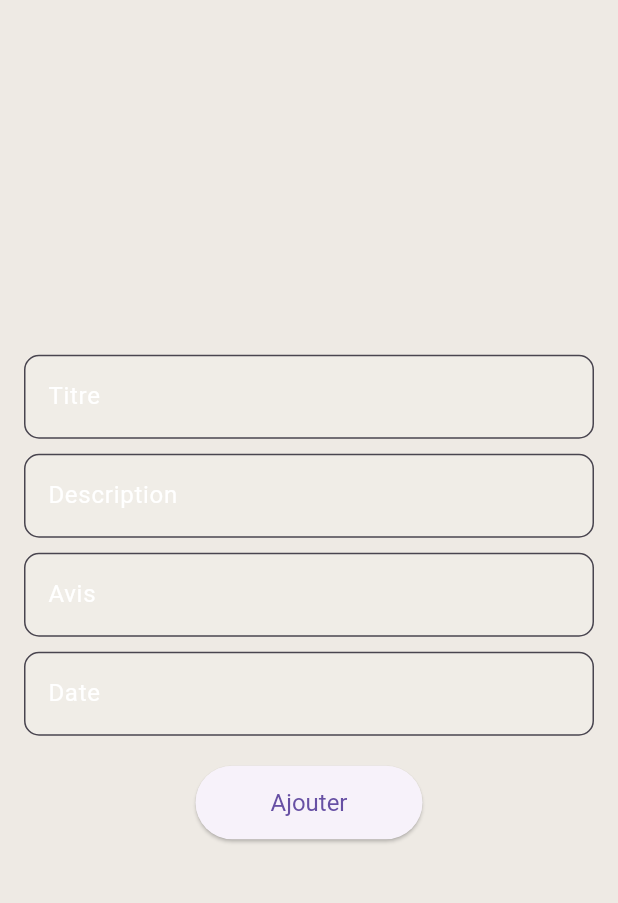
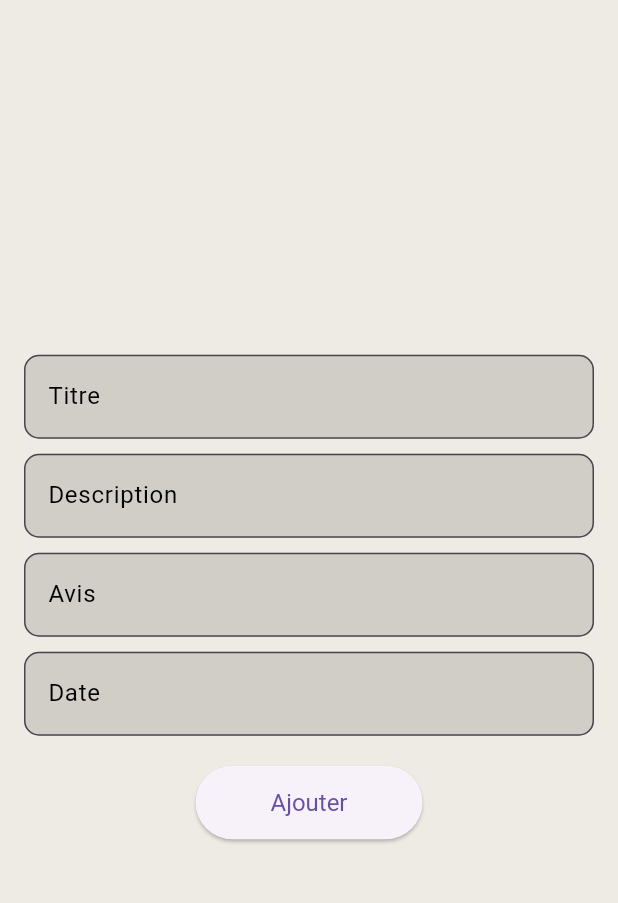
Before and after one commit to Kvn9/film-flutter, a Flutter app: the AddLoisirPage screen opened by its route, on a phone screen of 412 x 824 dp, the part 63-966 px from its top. Run offline on Flutter 3.47's test engine with Material 3 defaults, Android fonts, the light colour scheme and no system bars; our stand-ins replace google_fonts; Roboto replaces fonts that are missing (Numans).

Commit message:
Modification couleur du fond

```diff
--- a/mobile_front/lib/add_loisir_page.dart
+++ b/mobile_front/lib/add_loisir_page.dart
@@ -58,56 +58,56 @@ class _AddLoisirPageState extends State<AddLoisirPage> {
               controller: _titleController,
               decoration: InputDecoration(
                 labelText: 'Titre',
-                labelStyle: TextStyle(color: Colors.white),
+                labelStyle: TextStyle(color: Colors.black),
                 filled: true,
-                fillColor: Colors.white12,
+                fillColor: Colors.black12,
                 border: OutlineInputBorder(
                   borderRadius: BorderRadius.circular(10),
                 ),
               ),
-              style: TextStyle(color: Colors.white),
+              style: TextStyle(color: Colors.black),
             ),
             SizedBox(height: 10),
             TextField(
               controller: _descriptionController,
               decoration: InputDecoration(
                 labelText: 'Description',
-                labelStyle: TextStyle(color: Colors.white),
+                labelStyle: TextStyle(color: Colors.black),
                 filled: true,
-                fillColor: Colors.white12,
+                fillColor: Colors.black12,
                 border: OutlineInputBorder(
                   borderRadius: BorderRadius.circular(10),
                 ),
               ),
-              style: TextStyle(color: Colors.white),
+              style: TextStyle(color: Colors.black),
             ),
             SizedBox(height: 10),
             TextField(
               controller: _reviewController,
               decoration: InputDecoration(
                 labelText: 'Avis',
-                labelStyle: TextStyle(color: Colors.white),
+                labelStyle: TextStyle(color: Colors.black),
                 filled: true,
-                fillColor: Colors.white12,
+                fillColor: Colors.black12,
                 border: OutlineInputBorder(
                   borderRadius: BorderRadius.circular(10),
                 ),
               ),
-              style: TextStyle(color: Colors.white),
+              style: TextStyle(color: Colors.black),
             ),
             SizedBox(height: 10),
             TextField(
               controller: _dateController,
               decoration: InputDecoration(
                 labelText: 'Date',
-                labelStyle: TextStyle(color: Colors.white),
+                labelStyle: TextStyle(color: Colors.black),
                 filled: true,
-                fillColor: Colors.white12,
+                fillColor: Colors.black12,
                 border: OutlineInputBorder(
                   borderRadius: BorderRadius.circular(10),
                 ),
               ),
-              style: TextStyle(color: Colors.white),
+              style: TextStyle(color: Colors.black),
             ),
             SizedBox(height: 20),
             ElevatedButton(
--- a/mobile_front/lib/drawer.dart
+++ b/mobile_front/lib/drawer.dart
@@ -14,7 +14,7 @@ class AppDrawer extends StatelessWidget {
             child: Text(
               'Menu',
               style: TextStyle(
-                color: Colors.white,
+                color: Colors.black,
                 fontSize: 24,
               ),
             ),
@@ -30,7 +30,7 @@ class AppDrawer extends StatelessWidget {
             leading: Icon(Icons.login),
             title: Text('Connexion'),
             onTap: () {
-              Navigator.pushReplacementNamed(context, '/');
+              Navigator.pushReplacementNamed(context, '/login');
             },
           ),
           ListTile(
--- a/mobile_front/lib/main.dart
+++ b/mobile_front/lib/main.dart
@@ -33,6 +33,7 @@ class LoisirsApp extends StatelessWidget {
       initialRoute: '/',
       routes: {
         '/': (context) => WelcomePage(),
+        '/login': (context) => LoginPage(),
         '/home': (context) => HomePage(),
         '/signup': (context) => SignUpPage(),
         '/add': (context) => AddLoisirPage(),
```
Also changed, not shown: mobile_front/lib/home_page.dart (+6 -6 lines), mobile_front/lib/login_page.dart (+4 -4 lines), mobile_front/lib/sign_up_page.dart (+6 -6 lines).
